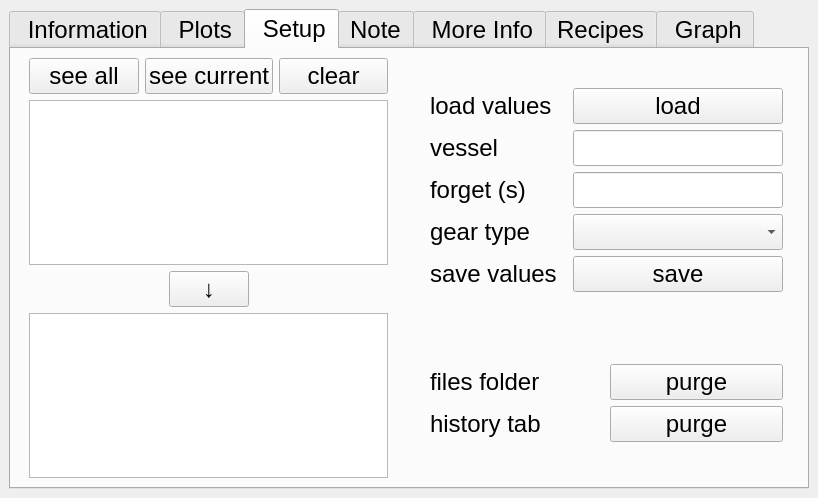
LowellInstruments/ddh_old, file ddh/gui/designer_main.ui: the form before one commit.
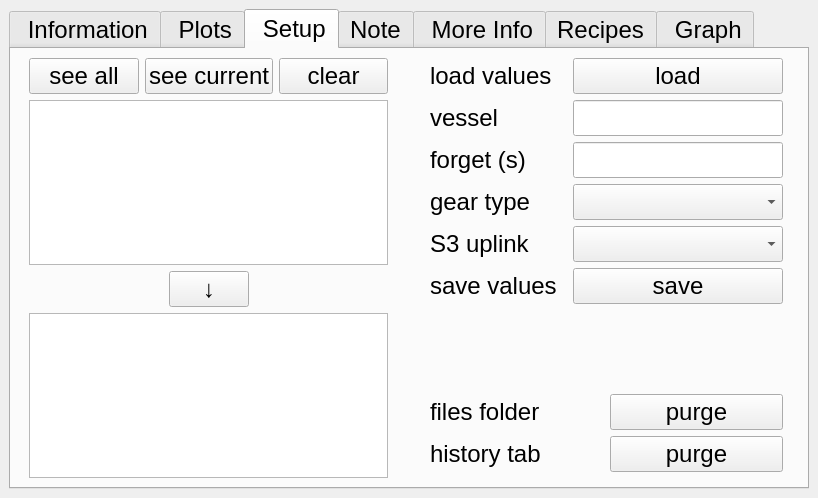
The form after the commit. The open tabs and pages were chosen to show the change. Icons and pictures are not drawn.

What changed in the file:
```diff
--- a/ddh/gui/designer_main.ui
+++ b/ddh/gui/designer_main.ui
@@ -41,7 +41,7 @@
        </font>
       </property>
       <property name="currentIndex">
-       <number>6</number>
+       <number>2</number>
       </property>
       <widget class="QWidget" name="tab">
        <property name="sizePolicy">
@@ -800,28 +800,22 @@
            </spacer>
           </item>
           <item>
-           <layout class="QVBoxLayout" name="verticalLayout_2" stretch="1,0,1,1,0,1">
+           <layout class="QVBoxLayout" name="verticalLayout_2" stretch="0,1,1,0">
             <property name="rightMargin">
              <number>6</number>
             </property>
             <property name="bottomMargin">
              <number>6</number>
             </property>
-            <item>
-             <spacer name="verticalSpacer">
-              <property name="orientation">
-               <enum>Qt::Vertical</enum>
-              </property>
-              <property name="sizeHint" stdset="0">
-               <size>
-                <width>20</width>
-                <height>40</height>
-               </size>
-              </property>
-             </spacer>
-            </item>
             <item>
              <layout class="QGridLayout" name="gridLayout_4" columnstretch="1,0">
+              <item row="0" column="1">
+               <widget class="QPushButton" name="btn_load_current">
+                <property name="text">
+                 <string>load</string>
+                </property>
+               </widget>
+              </item>
               <item row="2" column="0">
                <widget class="QLabel" name="label_3">
                 <property name="text">
@@ -829,15 +823,8 @@
                 </property>
                </widget>
               </item>
-              <item row="1" column="0">
-               <widget class="QLabel" name="label">
-                <property name="text">
-                 <string>vessel</string>
-                </property>
-               </widget>
-              </item>
-              <item row="2" column="1">
-               <widget class="QLineEdit" name="lne_forget"/>
+              <item row="3" column="1">
+               <widget class="QComboBox" name="cb_plot_type"/>
               </item>
               <item row="0" column="0">
                <widget class="QLabel" name="label_5">
@@ -846,29 +833,15 @@
                 </property>
                </widget>
               </item>
-              <item row="4" column="1">
-               <widget class="QPushButton" name="btn_setup_apply">
-                <property name="text">
-                 <string>save</string>
-                </property>
-               </widget>
-              </item>
-              <item row="0" column="1">
-               <widget class="QPushButton" name="btn_load_current">
-                <property name="text">
-                 <string>load</string>
-                </property>
-               </widget>
-              </item>
-              <item row="4" column="0">
+              <item row="5" column="0">
                <widget class="QLabel" name="label_4">
                 <property name="text">
                  <string>save values</string>
                 </property>
                </widget>
               </item>
-              <item row="1" column="1">
-               <widget class="QLineEdit" name="lne_vessel"/>
+              <item row="2" column="1">
+               <widget class="QLineEdit" name="lne_forget"/>
               </item>
               <item row="3" column="0">
                <widget class="QLabel" name="label_2">
@@ -877,8 +850,32 @@
                 </property>
                </widget>
               </item>
-              <item row="3" column="1">
-               <widget class="QComboBox" name="cb_plot_type"/>
+              <item row="5" column="1">
+               <widget class="QPushButton" name="btn_setup_apply">
+                <property name="text">
+                 <string>save</string>
+                </property>
+               </widget>
+              </item>
+              <item row="1" column="0">
+               <widget class="QLabel" name="label">
+                <property name="text">
+                 <string>vessel</string>
+                </property>
+               </widget>
+              </item>
+              <item row="1" column="1">
+               <widget class="QLineEdit" name="lne_vessel"/>
+              </item>
+              <item row="4" column="0">
+               <widget class="QLabel" name="label_8">
+                <property name="text">
+                 <string>S3 uplink</string>
+                </property>
+               </widget>
+              </item>
+              <item row="4" column="1">
+               <widget class="QComboBox" name="cb_s3_uplink_type"/>
               </item>
              </layout>
             </item>
@@ -937,19 +934,6 @@
               </item>
              </layout>
             </item>
-            <item>
-             <spacer name="verticalSpacer_2">
-              <property name="orientation">
-               <enum>Qt::Vertical</enum>
-              </property>
-              <property name="sizeHint" stdset="0">
-               <size>
-                <width>20</width>
-                <height>40</height>
-               </size>
-              </property>
-             </spacer>
-            </item>
            </layout>
           </item>
          </layout>
```
